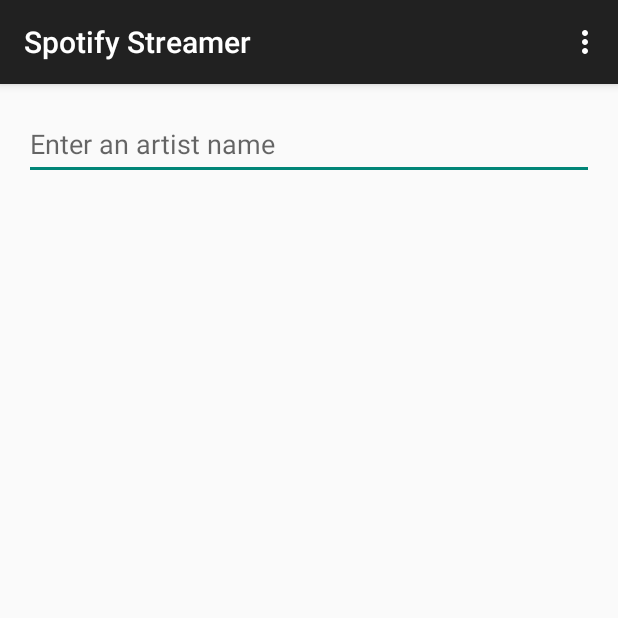
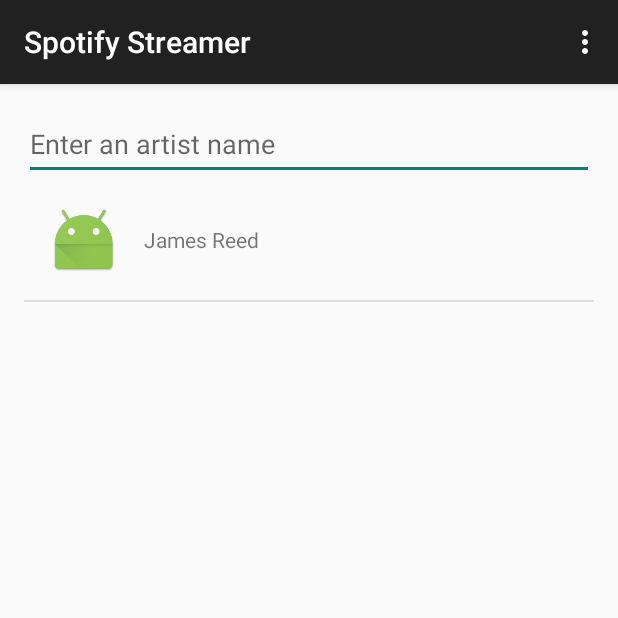
Before and after one commit to jrreed/spotify_streamer, an Android app: the screen it shows after launch (ArtistSearchActivity), on a phone screen of 412 x 824 dp, the top half of it. Run offline under Robolectric (Android 15) with nearby library versions, the phone set to English and light mode, and no system bars.

Commit message:
Initializing artist ListView with a custom ArrayAdapater that can render artists using the list_item_artist layout. Using dummy data for now.

```diff
--- /dev/null
+++ b/app/src/main/java/com/plainjimbo/spotifystreamer/ArtistListAdapter.java
@@ -0,0 +1,49 @@
+package com.plainjimbo.spotifystreamer;
+
+import android.content.Context;
+import android.view.LayoutInflater;
+import android.view.View;
+import android.view.ViewGroup;
+import android.widget.ArrayAdapter;
+import android.widget.ImageView;
+import android.widget.TextView;
+
+import java.util.HashMap;
+import java.util.List;
+
+/**
+ * This class serves as an Adapter that can be used to render Artist information in a ListView.
+ * Created by jamesreed on 7/11/15.
+ */
+public class ArtistListAdapter extends ArrayAdapter<HashMap<String,Object>> {
+    public static final int ARTIST_LAYOUT = R.layout.list_item_artist;
+    private List<HashMap<String,Object>> mArtistList;
+
+    public ArtistListAdapter(Context context, List<HashMap<String,Object>> artists) {
+        super(context, ARTIST_LAYOUT, artists);
+        mArtistList = artists;
+    }
+
+    @Override
+    public View getView(int position, View convertView, ViewGroup parent) {
+        View view = convertView;
+        HashMap<String,Object> artistMap = mArtistList.get(position);
+
+        if (view == null) {
+            view = LayoutInflater.from(getContext()).inflate(ARTIST_LAYOUT, null);
+        }
+        setPhoto(view, artistMap);
+        setName(view, artistMap);
+        return view;
+    }
+
+    private void setPhoto(View artistView, HashMap<String,Object> artistMap) {
+        ImageView photoImageView = (ImageView)artistView.findViewById(R.id.list_item_artist_photo);
+        photoImageView.setImageResource((int)artistMap.get("image"));
+    }
+
+    private void setName(View artistView, HashMap<String,Object> artistMap) {
+        TextView nameTextView = (TextView)artistView.findViewById(R.id.list_item_artist_name);
+        nameTextView.setText((String)artistMap.get("name"));
+    }
+}
--- a/app/src/main/java/com/plainjimbo/spotifystreamer/ArtistSearchFragment.java
+++ b/app/src/main/java/com/plainjimbo/spotifystreamer/ArtistSearchFragment.java
@@ -8,8 +8,12 @@ import android.view.View;
 import android.view.ViewGroup;
 import android.view.inputmethod.EditorInfo;
 import android.widget.EditText;
+import android.widget.ListView;
 import android.widget.TextView;
 import android.widget.Toast;
+
+import java.util.ArrayList;
+import java.util.HashMap;
 
 
 /**
@@ -25,6 +29,7 @@ public class ArtistSearchFragment extends Fragment {
                              Bundle savedInstanceState) {
         View rootView = inflater.inflate(R.layout.fragment_artist_search, container, false);
         initSearchField(rootView);
+        initArtistList(rootView);
         return rootView;
     }
 
@@ -42,6 +47,25 @@ public class ArtistSearchFragment extends Fragment {
         });
     }
 
+    private void initArtistList(View rootView) {
+        ListView artistListView = (ListView)rootView.findViewById(R.id.artist_search_list_view);
+        ArtistListAdapter artistAdapter = new ArtistListAdapter(getActivity(), getArtistList());
+        artistListView.setAdapter(artistAdapter);
+    }
+
+    private ArrayList<HashMap<String,Object>> getArtistList() {
+        ArrayList<HashMap<String,Object>> artistList = new ArrayList<HashMap<String,Object>>();
+        addArtist(artistList, "James Reed", R.mipmap.ic_launcher);
+        return artistList;
+    }
+
+    private void addArtist(ArrayList artistList, String name, int imageResource) {
+        HashMap<String,Object> artist =  new HashMap<String,Object>();
+        artist.put("name", name);
+        artist.put("image", imageResource);
+        artistList.add(artist);
+    }
+
     private void makeToast(String text) {
         Toast.makeText(getActivity(), text, Toast.LENGTH_SHORT).show();
     }
--- /dev/null
+++ b/app/src/main/res/layout/list_item_artist.xml
@@ -0,0 +1,24 @@
+<LinearLayout xmlns:android="http://schemas.android.com/apk/res/android"
+    android:layout_width="match_parent"
+    android:layout_height="match_parent"
+    android:orientation="horizontal"
+    android:paddingBottom="@dimen/activity_vertical_margin"
+    android:paddingLeft="@dimen/activity_horizontal_margin"
+    android:paddingRight="@dimen/activity_horizontal_margin"
+    android:paddingTop="@dimen/activity_vertical_margin" >
+
+    <ImageView
+        android:id="@+id/list_item_artist_photo"
+        android:layout_width="wrap_content"
+        android:layout_height="wrap_content"
+        android:layout_gravity="center_horizontal"
+        android:paddingRight="@dimen/activity_horizontal_margin"
+        android:scaleType="centerCrop"
+        android:contentDescription="@string/content_description_list_item_artist" />
+
+    <TextView
+        android:id="@+id/list_item_artist_name"
+        android:layout_width="match_parent"
+        android:layout_height="wrap_content"
+        android:layout_gravity="center_vertical" />
+</LinearLayout>
--- a/app/src/main/res/values/strings.xml
+++ b/app/src/main/res/values/strings.xml
@@ -1,5 +1,6 @@
 <resources>
     <string name="app_name">Spotify Streamer</string>
     <string name="hint_artist_search">Enter an artist name</string>
+    <string name="content_description_list_item_artist">Artist Photo</string>
     <string name="action_settings">Settings</string>
 </resources>
```
